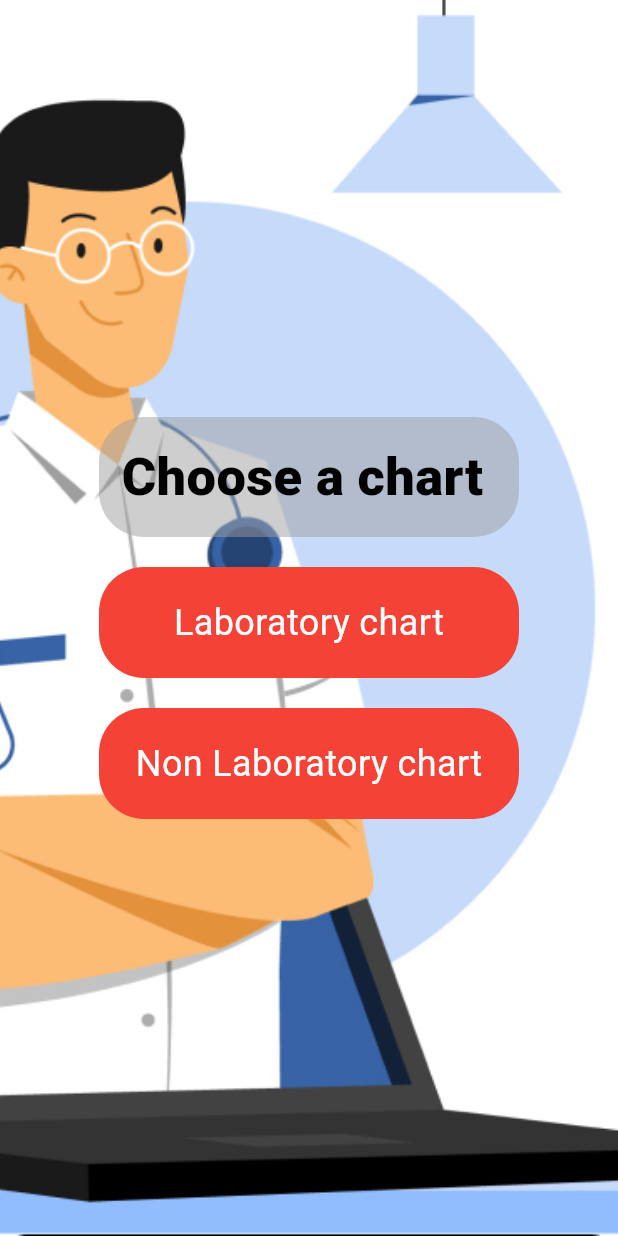
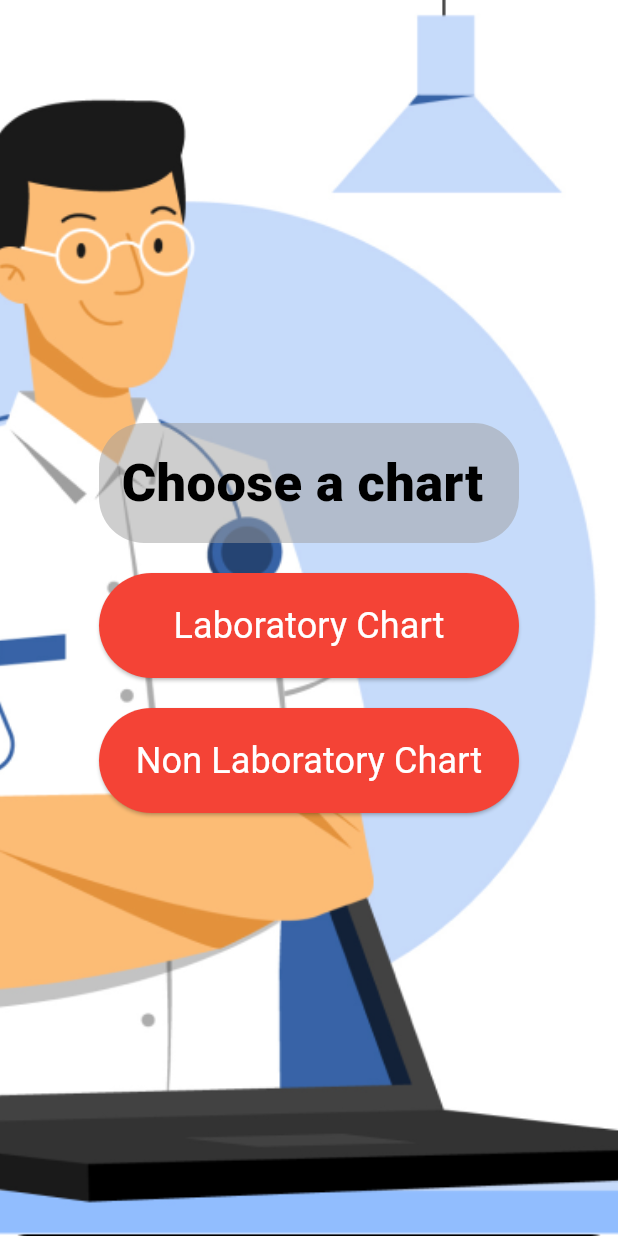
Before and after one commit to tasheera/CVD_Risk_Analyser, a Flutter app: the screen it shows after launch, on a phone screen of 412 x 824 dp. Run offline on Flutter 3.47's test engine with Material 3 defaults, Android fonts, the phone set to English and light mode, and no system bars.

Commit message:
add Elevated Buttons
Add Elevated Buttons instead of container

```diff
--- a/lib/chart_choose_screen.dart
+++ b/lib/chart_choose_screen.dart
@@ -25,23 +25,19 @@ class ChartChoose extends StatelessWidget {
                     child: const Text("Choose a chart",style: TextStyle(color: Colors.black,fontSize: 35, fontWeight: FontWeight.w800),),
                     ),
 
-              const SizedBox(// give extra space between widget
+              const SizedBox(// give extra space between widgets
                 height: 20,
               ),
 
-              GestureDetector(
-                onTap: (){},
-                child: const ChartChooseButton(name: "Laboratory chart")// create object from class ChartChooseButton for choose chart
-                ),
+              //TODO add correct chart screen after creating chart input screens
 
-              const SizedBox( // give extra space between widget
+              const ChartChooseButton(name: "Laboratory Chart", moveScreen: ChartChoose(),), // create object from class ChartChooseButton for choose chart
+
+              const SizedBox( // give extra space between widgets
                 height: 20,
               ),
 
-              GestureDetector(
-                onTap: (){},
-                child: const ChartChooseButton(name: "Non Laboratory chart")// create object from class ChartChooseButton for choose chart
-                ),
+              const ChartChooseButton(name: "Non Laboratory Chart", moveScreen: ChartChoose(),), // create object from class ChartChooseButton for choose chart
 
             ],
           ),
@@ -57,15 +53,26 @@ class ChartChoose extends StatelessWidget {
 
 // class for chart choosen button
 class ChartChooseButton extends StatelessWidget {
-  final String name;
-  const ChartChooseButton({super.key, required this.name});
+  final Widget moveScreen; // type of chart screen
+  final String name; // display name for button
+  const ChartChooseButton({super.key, required this.name, required this.moveScreen});
   @override
   Widget build(BuildContext context) {
-    return Container(
-      width: 280,
-      padding: const EdgeInsets.all(20), // padding for all angles
-      decoration: BoxDecoration(borderRadius: BorderRadius.circular(30),color: Colors.red),
-      child: Center(child: Text(name,style: const TextStyle(color: Colors.white,fontSize: 24),)),
+    return ElevatedButton(
+      onPressed: (){
+          Navigator.of(context).push(MaterialPageRoute(builder:(_){ // path to move next screen
+            return moveScreen;
+          }));
+      },
+      style: ElevatedButton.styleFrom( // customized the button
+        backgroundColor: Colors.red,
+        padding: const EdgeInsets.all(15),
+        fixedSize: const Size(280, 70), // chnage width and height
+        ),
+      child: Text(name,
+        style: const TextStyle(color: Colors.white,fontSize: 24,fontWeight: FontWeight.normal),
+        ),
+
     );
   }
 }
```
